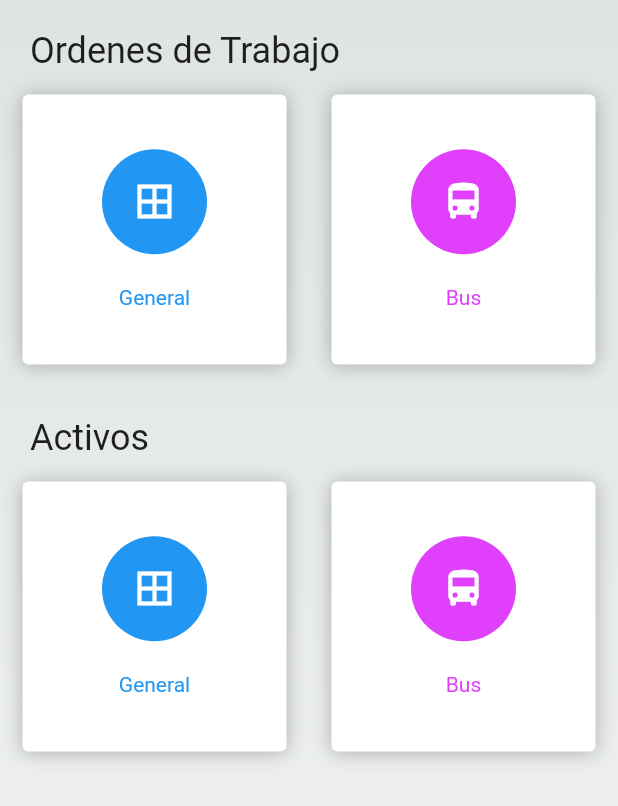
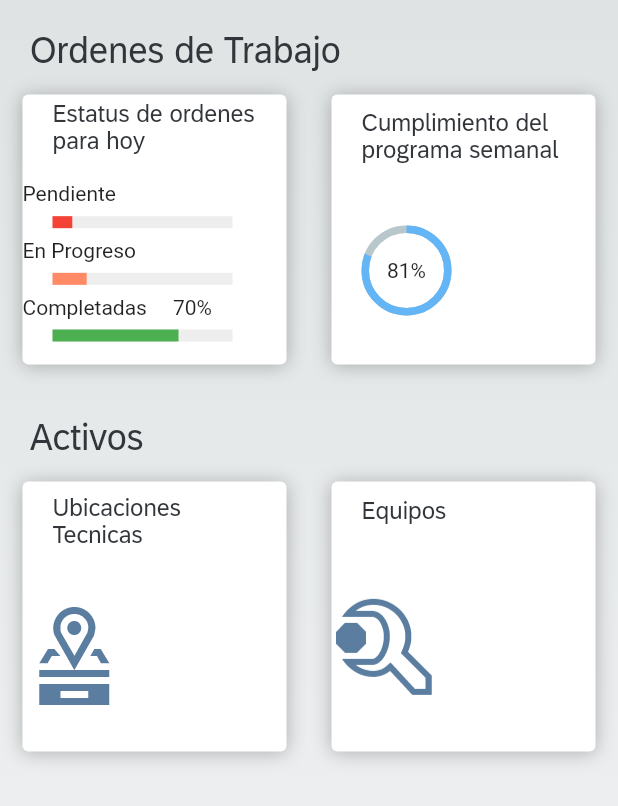
Before and after one commit to MeloGon/PMDigital, a Flutter app: the screen it shows after launch, after a tap on "Iniciar Sesion", on a phone screen of 412 x 824 dp. Shown: the top 806 px of the screen. Run offline on Flutter 3.47's test engine with Material 2 defaults, Android fonts, the phone set to English and light mode, and no system bars; drawn by our look-alikes of percent_indicator.

Commit message:
interfaz de menu completa pero necesitamos optimizar el codigo(refactorizacion)

```diff
--- a/lib/src/pages/login_page.dart
+++ b/lib/src/pages/login_page.dart
@@ -11,8 +11,10 @@ class _LoginPageState extends State<LoginPage> {
   Color _colorBlueApp = Color(0xff0A6ED1);
   TextStyle _styleTitle = TextStyle(
     fontSize: 40,
+    fontFamily: 'fuente72',
     color: Color(0xff0A6ED1),
   );
+  bool stateCheck = false;
   @override
   Widget build(BuildContext context) {
     return Scaffold(
@@ -63,6 +65,7 @@ class _LoginPageState extends State<LoginPage> {
           ),
           _labelCard('Contraseña:'),
           _inputPassCard(),
+          _rememberCheck(),
           sizedBox1,
           _enterButton(),
         ],
@@ -137,4 +140,21 @@ class _LoginPageState extends State<LoginPage> {
       ),
     );
   }
+
+  Widget _rememberCheck() {
+    return Padding(
+      padding: const EdgeInsets.only(left: 28.0),
+      child: CheckboxListTile(
+        title: Text("Recuerdame"),
+        value: stateCheck,
+        onChanged: (newValue) {
+          setState(() {
+            stateCheck = newValue;
+          });
+        },
+        controlAffinity:
+            ListTileControlAffinity.leading, //  <-- leading Checkbox
+      ),
+    );
+  }
 }
--- a/lib/src/pages/menu_page.dart
+++ b/lib/src/pages/menu_page.dart
@@ -1,7 +1,10 @@
 import 'package:flutter/material.dart';
+import 'package:flutter/services.dart';
 
-import 'dart:math';
 import 'dart:ui';
+
+import 'package:percent_indicator/circular_percent_indicator.dart';
+import 'package:percent_indicator/linear_percent_indicator.dart';
 
 class MenuPage extends StatefulWidget {
   @override
@@ -11,7 +14,12 @@ class MenuPage extends StatefulWidget {
 class _MenuPageState extends State<MenuPage> {
   Color _colorGradbeg = Color(0xffDFE3E4);
   Color _colorGradend = Color(0xffF3F4F5);
-  TextStyle _titleStyle = TextStyle(fontSize: 24.0);
+  Color _colorTitleItems = Color(0xff32363A);
+  TextStyle _titleStyle = TextStyle(
+      fontSize: 24.0,
+      fontFamily: 'fuente72',
+      color: Color(0xff32363A),
+      fontWeight: FontWeight.normal);
   @override
   Widget build(BuildContext context) {
     return Scaffold(
@@ -64,9 +72,10 @@ class _MenuPageState extends State<MenuPage> {
     return Table(
       children: [
         TableRow(children: [
-          _crearBotonRedondeado(Colors.blue, Icons.border_all, 'General'),
-          _crearBotonRedondeado(
-              Colors.purpleAccent, Icons.directions_bus, 'Bus'),
+          _roundButtonStatus(_colorTitleItems, Icons.border_all,
+              'Estatus de ordenes para hoy'),
+          _roundButtonWeek(_colorTitleItems, Icons.directions_bus,
+              'Cumplimiento del programa semanal'),
         ]),
         // TableRow(children: [
         //   _crearBotonRedondeado(Colors.pinkAccent, Icons.shop, 'Buy'),
@@ -80,9 +89,9 @@ class _MenuPageState extends State<MenuPage> {
     return Table(
       children: [
         TableRow(children: [
-          _crearBotonRedondeado(Colors.blue, Icons.border_all, 'General'),
-          _crearBotonRedondeado(
-              Colors.purpleAccent, Icons.directions_bus, 'Bus'),
+          _roundButtonUT(
+              _colorTitleItems, Icons.border_all, 'Ubicaciones Tecnicas'),
+          _roundButtonTeams(_colorTitleItems, Icons.directions_bus, 'Equipos'),
         ]),
         // TableRow(children: [
         //   _crearBotonRedondeado(Colors.pinkAccent, Icons.shop, 'Buy'),
@@ -92,7 +101,7 @@ class _MenuPageState extends State<MenuPage> {
     );
   }
 
-  Widget _crearBotonRedondeado(Color color, IconData icono, String texto) {
+  Widget _roundButtonStatus(Color color, IconData icono, String texto) {
     return ClipRect(
       child: Container(
         height: 180.0,
@@ -110,14 +119,170 @@ class _MenuPageState extends State<MenuPage> {
         ),
         child: Column(
           mainAxisAlignment: MainAxisAlignment.spaceAround,
+          crossAxisAlignment: CrossAxisAlignment.start,
           children: <Widget>[
+            Padding(
+              padding: const EdgeInsets.symmetric(horizontal: 20.0),
+              child: Text(texto,
+                  style: TextStyle(
+                      color: color, fontFamily: 'fuente72', fontSize: 16.0)),
+            ),
+            SizedBox(height: 5.0),
+            Text('Pendiente'),
+            Padding(
+              padding: const EdgeInsets.symmetric(horizontal: 10.0),
+              child: LinearPercentIndicator(
+                width: 140.0,
+                lineHeight: 8.0,
+                percent: 0.11,
+                backgroundColor: Colors.grey[200],
+                progressColor: Colors.red,
+              ),
+            ),
+            Text('En Progreso'),
+            Padding(
+              padding: const EdgeInsets.symmetric(horizontal: 10.0),
+              child: LinearPercentIndicator(
+                width: 140.0,
+                lineHeight: 8.0,
+                percent: 0.19,
+                backgroundColor: Colors.grey[200],
+                progressColor: Colors.deepOrange[300],
+              ),
+            ),
+            Text('Completadas     70%'),
+            Padding(
+              padding: const EdgeInsets.symmetric(horizontal: 10.0),
+              child: LinearPercentIndicator(
+                width: 140.0,
+                lineHeight: 8.0,
+                percent: 0.7,
+                backgroundColor: Colors.grey[200],
+                progressColor: Colors.green,
+              ),
+            ),
+            SizedBox(height: 5.0)
+          ],
+        ),
+      ),
+    );
+  }
+
+  Widget _roundButtonWeek(Color color, IconData icono, String texto) {
+    return ClipRect(
+      child: Container(
+        height: 180.0,
+        margin: EdgeInsets.all(15.0),
+        decoration: BoxDecoration(
+          color: Colors.white,
+          borderRadius: BorderRadius.circular(4.0),
+          boxShadow: [
+            BoxShadow(
+              color: Colors.black26,
+              offset: Offset(0.0, 1.0), //(x,y)
+              blurRadius: 10.0,
+            ),
+          ],
+        ),
+        child: Column(
+          mainAxisAlignment: MainAxisAlignment.spaceAround,
+          crossAxisAlignment: CrossAxisAlignment.start,
+          children: <Widget>[
+            Padding(
+              padding: const EdgeInsets.symmetric(horizontal: 20.0),
+              child: Text(texto,
+                  style: TextStyle(
+                      color: color, fontFamily: 'fuente72', fontSize: 16.0)),
+            ),
+            SizedBox(height: 5.0),
+            Padding(
+              padding: const EdgeInsets.only(left: 20.0),
+              child: CircularPercentIndicator(
+                radius: 60.0,
+                lineWidth: 5.0,
+                percent: 0.81,
+                center: new Text("81%"),
+                progressColor: Colors.blue[300],
+              ),
+            ),
+            SizedBox(height: 5.0)
+          ],
+        ),
+      ),
+    );
+  }
+
+  Widget _roundButtonUT(Color color, IconData icono, String texto) {
+    return ClipRect(
+      child: Container(
+        height: 180.0,
+        margin: EdgeInsets.all(15.0),
+        decoration: BoxDecoration(
+          color: Colors.white,
+          borderRadius: BorderRadius.circular(4.0),
+          boxShadow: [
+            BoxShadow(
+              color: Colors.black26,
+              offset: Offset(0.0, 1.0), //(x,y)
+              blurRadius: 10.0,
+            ),
+          ],
+        ),
+        child: Column(
+          mainAxisAlignment: MainAxisAlignment.spaceAround,
+          crossAxisAlignment: CrossAxisAlignment.start,
+          children: <Widget>[
+            Padding(
+              padding: const EdgeInsets.symmetric(horizontal: 20.0),
+              child: Text(texto,
+                  style: TextStyle(
+                      color: color, fontFamily: 'fuente72', fontSize: 16.0)),
+            ),
             SizedBox(height: 5.0),
             CircleAvatar(
-              backgroundColor: color,
+              backgroundColor: Colors.transparent,
               radius: 35.0,
-              child: Icon(icono, color: Colors.white, size: 30.0),
+              child: Image(image: AssetImage('assets/images/tool_image.png')),
             ),
-            Text(texto, style: TextStyle(color: color)),
+            SizedBox(height: 5.0)
+          ],
+        ),
+      ),
+    );
+  }
+
+  Widget _roundButtonTeams(Color color, IconData icono, String texto) {
+    return ClipRect(
+      child: Container(
+        height: 180.0,
+        margin: EdgeInsets.all(15.0),
+        decoration: BoxDecoration(
+          color: Colors.white,
+          borderRadius: BorderRadius.circular(4.0),
+          boxShadow: [
+            BoxShadow(
+              color: Colors.black26,
+              offset: Offset(0.0, 1.0), //(x,y)
+              blurRadius: 10.0,
+            ),
+          ],
+        ),
+        child: Column(
+          mainAxisAlignment: MainAxisAlignment.spaceAround,
+          crossAxisAlignment: CrossAxisAlignment.start,
+          children: <Widget>[
+            Padding(
+              padding: const EdgeInsets.symmetric(horizontal: 20.0),
+              child: Text(texto,
+                  style: TextStyle(
+                      color: color, fontFamily: 'fuente72', fontSize: 16.0)),
+            ),
+            SizedBox(height: 5.0),
+            CircleAvatar(
+              backgroundColor: Colors.transparent,
+              radius: 35.0,
+              child: Image(image: AssetImage('assets/images/tool_image2.png')),
+            ),
             SizedBox(height: 5.0)
           ],
         ),
```
Also changed, not shown: pubspec.yaml (+22 -0 lines), assets/fonts/72-Black.ttf (added), assets/fonts/72-Bold.ttf (added), assets/fonts/72-BoldItalic.ttf (added), assets/fonts/72-Condensed.ttf (added), assets/fonts/72-CondensedBold.ttf (added), assets/fonts/72-Italic.ttf (added), assets/fonts/72-Light.ttf (added), assets/fonts/72-Regular.ttf (added), assets/fonts/MyFlutterApp.ttf (added), assets/images/tool_image.png (added), assets/images/tool_image2.png (added), pubspec.lock.
